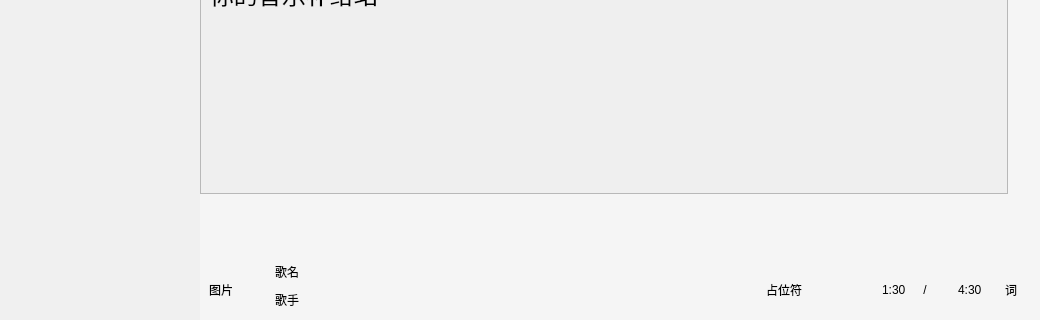
Old version of the form QQMusic/qqmusic.ui in the repository Lotso-ww/music-player-client; both pictures show x 0 to 1040 and y 380 to 700 of the 1040 by 700 pixel window.
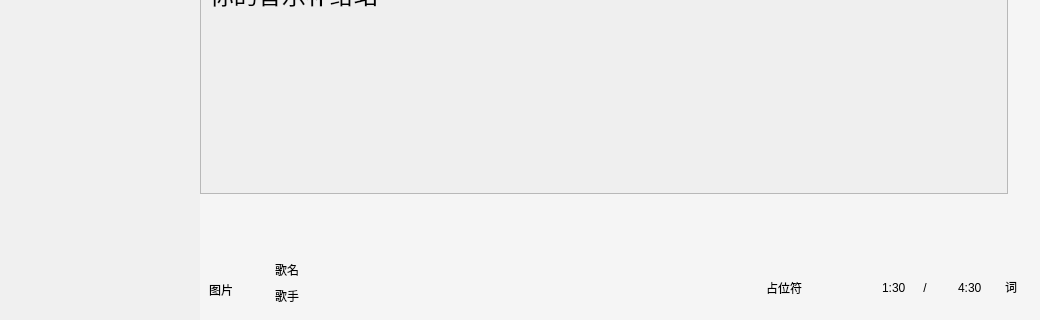
New version of the form. Icons and pictures are not drawn. Custom widgets are drawn as their Qt base class.

Patch:
```diff
--- a/QQMusic/qqmusic.ui
+++ b/QQMusic/qqmusic.ui
@@ -761,7 +761,7 @@
                 <number>0</number>
                </property>
                <property name="bottomMargin">
-                <number>0</number>
+                <number>5</number>
                </property>
                <item>
                 <widget class="QWidget" name="play1" native="true">
```
